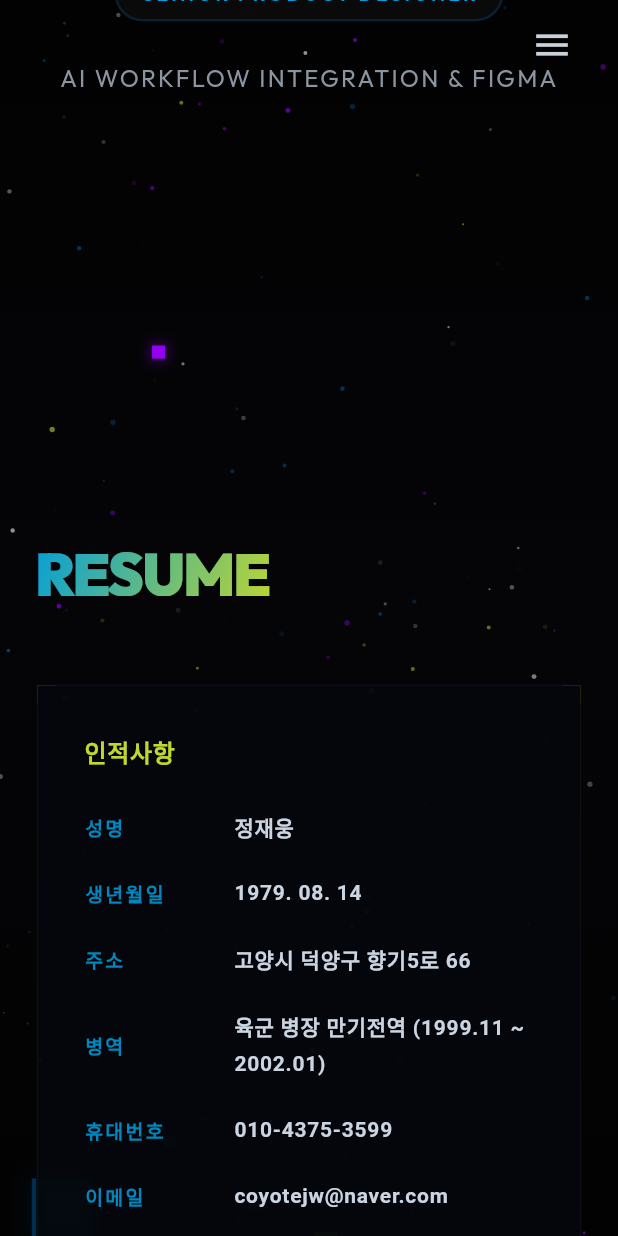
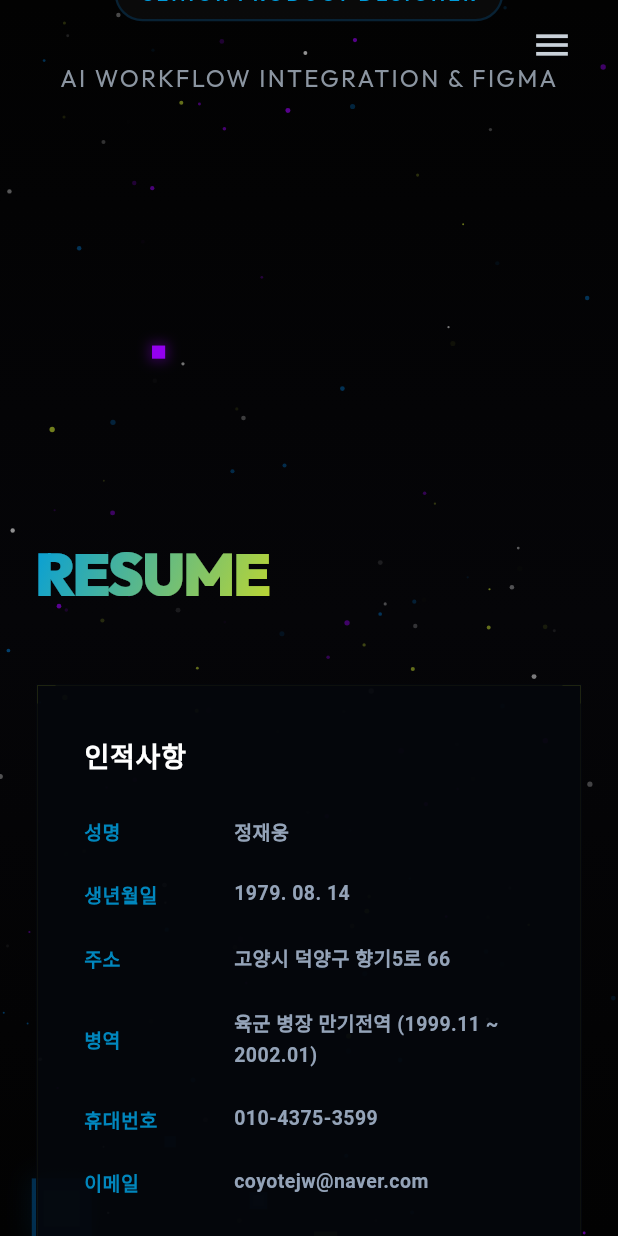
Before and after one commit to koyotejw-ux/senior-designer-portfolio, a Flutter app: the screen it shows after launch, scrolled down 576 dp, on a phone screen of 412 x 824 dp. Run offline on Flutter 3.47's test engine with Material 3 defaults, Android fonts, the phone set to English and light mode, and no system bars; drawn by our look-alikes of flutter_animate; our stand-ins replace cloud_firestore, firebase_core, flutter_riverpod, flutter_svg, go_router, google_fonts and 4 more; missing offline and left inert: dart:html, dart:ui_web; accounts and stored records are empty; network calls fail; Roboto replaces fonts that are missing (Pretendard).

Commit message:
style: apply strict hierarchical sizes and colors (Level 1: white, Level 2: cyan, Level 3: green, Level 4: slate-400)

```diff
--- a/lib/features/home/presentation/widgets/holographic_card.dart
+++ b/lib/features/home/presentation/widgets/holographic_card.dart
@@ -34,10 +34,10 @@ class HolographicCard extends StatelessWidget {
             if (title != null) ...[
               Text(
                 title!,
-                style: TextStyle(
-                  color: accentColor,
+                style: const TextStyle(
+                  color: Colors.white,
                   fontFamily: 'Courier',
-                  fontSize: 16,
+                  fontSize: 18,
                   fontWeight: FontWeight.w900,
                   letterSpacing: 0.5,
                 ),
--- a/lib/features/home/presentation/widgets/resume_section.dart
+++ b/lib/features/home/presentation/widgets/resume_section.dart
@@ -197,7 +197,7 @@ class ResumeSection extends ConsumerWidget {
                 color: AppColors.accentCyan.withValues(alpha: 0.85),
                 fontWeight: FontWeight.w700,
                 fontSize: 13,
-                letterSpacing: 1.5,
+                letterSpacing: 0.3,
                 fontFamily: 'Courier',
               ),
             ),
@@ -206,10 +206,10 @@ class ResumeSection extends ConsumerWidget {
             child: Text(
               value,
               style: const TextStyle(
-                color: Color(0xFFCBD5E1),
-                fontSize: 14,
+                color: Color(0xFF94A3B8), // Level 4: Body (Slate-400, 13px)
+                fontSize: 13,
                 fontWeight: FontWeight.w600,
-                letterSpacing: 0.5,
+                letterSpacing: 0.3,
               ),
             ),
           ),
@@ -230,10 +230,10 @@ class ResumeSection extends ConsumerWidget {
               date,
               style: TextStyle(
                 color: AppColors.accentCyan,
-                fontSize: 14,
+                fontSize: 13,
                 fontWeight: FontWeight.w700,
                 fontFamily: 'Courier',
-                letterSpacing: 0.5,
+                letterSpacing: 0.3,
               ),
             ),
           ),
@@ -241,8 +241,8 @@ class ResumeSection extends ConsumerWidget {
             child: Text(
               text,
               style: const TextStyle(
-                color: Color(0xFFCBD5E1),
-                fontSize: 14,
+                color: Color(0xFF94A3B8), // Level 4: Body (Slate-400, 13px)
+                fontSize: 13,
                 height: 1.6,
                 fontWeight: FontWeight.w400,
               ),
@@ -259,8 +259,8 @@ class ResumeSection extends ConsumerWidget {
       child: Text(
         text,
         style: const TextStyle(
-          color: Color(0xFFCBD5E1),
-          fontSize: 14,
+          color: Color(0xFF94A3B8), // Level 4: Body (Slate-400, 13px)
+          fontSize: 13,
           height: 1.6,
           fontWeight: FontWeight.w400,
         ),
```
Also changed, not shown: lib/features/home/presentation/widgets/experience_section.dart (+21 -20 lines).
